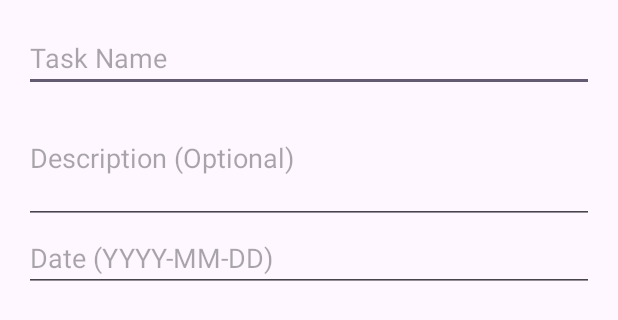
After one commit to jorgeizaguirree/Android_app, an Android app: the layout dialog_edit_task.xml on its own in the app's theme, with its tools: preview values and no code run, on a phone screen of 412 x 824 dp. The commit adds this screen. Shown: the top 320 px of the screen. Run offline under Robolectric (Android 15) with nearby library versions, the phone set to English and light mode, and no system bars; network calls fail.

Commit message:
TODA LA PARTE DE LISTAS HECHA, FALTA CAMBIAR HEIGHT EN DIALOGO

```diff
--- a/app/src/main/java/upm/es/proyecto_app/TaskAdapter.java
+++ b/app/src/main/java/upm/es/proyecto_app/TaskAdapter.java
@@ -48,7 +48,7 @@ public class TaskAdapter extends BaseAdapter {
         Task task = items.get(position);
 
         // Asigna los datos a las vistas del ListView
-        String text = task.getName() + "\n" + task.getDescription() + "\n" + task.getDate();
+        String text = task.getName() + "\n" + task.getDate();
         TextView Tview = view.findViewById(R.id.homeScreen_txt_task);
         Tview.setText(text);
 
--- /dev/null
+++ b/app/src/main/res/layout/dialog_edit_task.xml
@@ -0,0 +1,30 @@
+<?xml version="1.0" encoding="utf-8"?>
+<LinearLayout xmlns:android="http://schemas.android.com/apk/res/android"
+    android:layout_width="match_parent"
+    android:layout_height="wrap_content"
+    android:orientation="vertical"
+    android:padding="16dp">
+
+    <EditText
+        android:id="@+id/edit_task_name"
+        android:layout_width="match_parent"
+        android:layout_height="wrap_content"
+        android:hint="Task Name"
+        android:inputType="text" />
+
+    <EditText
+        android:id="@+id/edit_task_description"
+        android:layout_width="match_parent"
+        android:layout_height="wrap_content"
+        android:hint="Description (Optional)"
+        android:inputType="textMultiLine"
+        android:lines="3" />
+
+    <EditText
+        android:id="@+id/edit_task_date"
+        android:layout_width="match_parent"
+        android:layout_height="wrap_content"
+        android:hint="Date (YYYY-MM-DD)"
+        android:inputType="date" />
+
+</LinearLayout>
```
Also changed, not shown: app/src/main/java/upm/es/proyecto_app/Task.java (+12 -0 lines), app/src/main/java/upm/es/proyecto_app/home_screen.java (+93 -7 lines), app/src/main/res/layout/edit_file.xml (added, +26 -0 lines).
